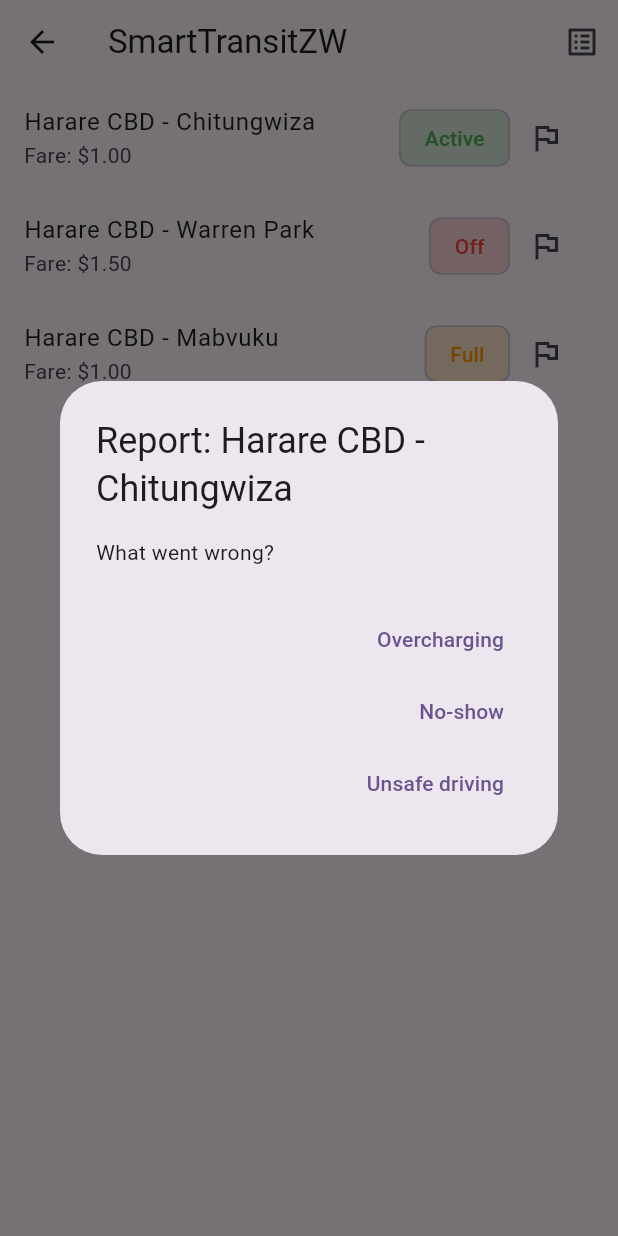
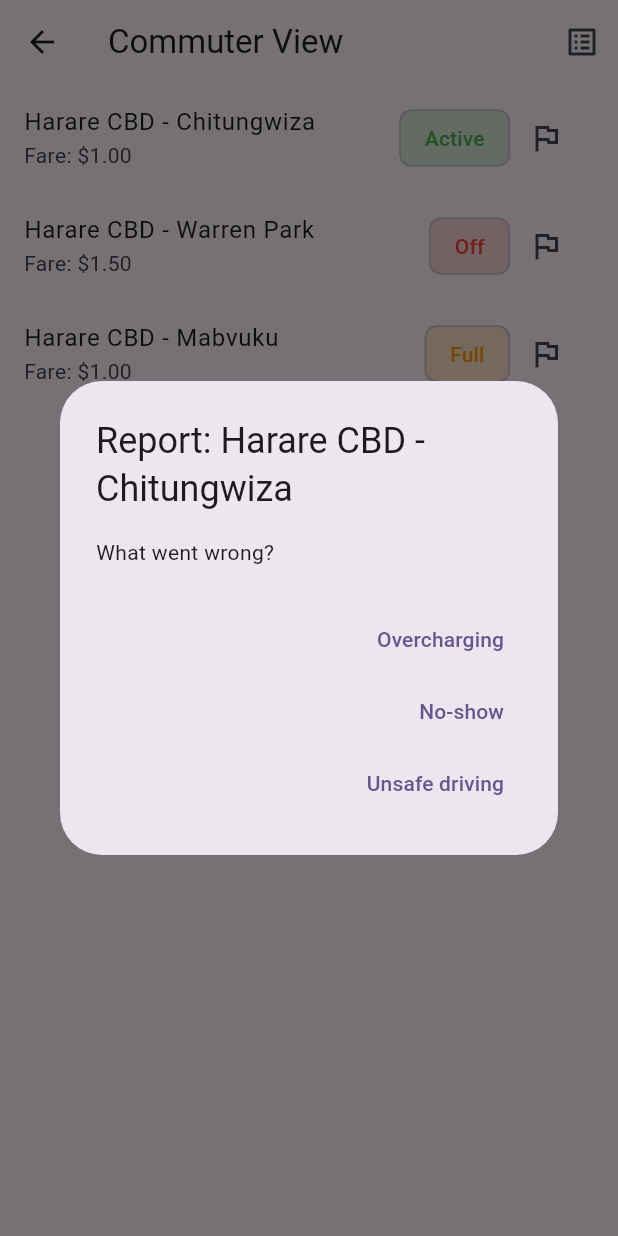
Before and after one commit to tinaishe-dr/Smart-TransitZW, a Flutter app: the RouteListScreen screen opened directly, after a tap on the "flag" icon, on a phone screen of 412 x 824 dp. Run offline on Flutter 3.47's test engine with Material 3 defaults, Android fonts, the phone set to English and light mode, and no system bars.

Commit message:
seperated views for commuter and operator

```diff
--- a/lib/screens/route_list_screen.dart
+++ b/lib/screens/route_list_screen.dart
@@ -42,12 +42,39 @@ class _RouteListScreenState extends State<RouteListScreen> {
     ).showSnackBar(SnackBar(content: Text('Report submitted: $issue')));
   }
 
+  void _showReportDialog(BuildContext context, TransitRoute route) {
+    showDialog(
+      context: context,
+      builder: (context) {
+        return AlertDialog(
+          title: Text('Report: ${route.name}'),
+          content: const Text('What went wrong?'),
+          actions: [
+            TextButton(
+              onPressed: () => _submitReport(route.name, 'Overcharging'),
+              child: const Text('Overcharging'),
+            ),
+            TextButton(
+              onPressed: () => _submitReport(route.name, 'No-show'),
+              child: const Text('No-show'),
+            ),
+            TextButton(
+              onPressed: () => _submitReport(route.name, 'Unsafe driving'),
+              child: const Text('Unsafe driving'),
+            ),
+          ],
+        );
+      },
+    );
+  }
+
   @override
   Widget build(BuildContext context) {
     return Scaffold(
       appBar: AppBar(
-        title: const Text('SmartTransitZW'),
+        title: Text(widget.isOperator ? 'Operator View' : 'Commuter View'),
         actions: [
+          if (!widget.isOperator)
             IconButton(
               icon: const Icon(Icons.list_alt),
               tooltip: 'View reports',
@@ -96,41 +123,16 @@ class _RouteListScreenState extends State<RouteListScreen> {
                   backgroundColor: statusColor.withValues(alpha: 0.2),
                   labelStyle: TextStyle(color: statusColor),
                 ),
+                if (!widget.isOperator)
                   IconButton(
                     icon: const Icon(Icons.flag_outlined),
                     tooltip: 'Report issue',
-                  onPressed: () {
-                    showDialog(
-                      context: context,
-                      builder: (context) {
-                        return AlertDialog(
-                          title: Text('Report: ${route.name}'),
-                          content: const Text('What went wrong?'),
-                          actions: [
-                            TextButton(
-                              onPressed: () =>
-                                  _submitReport(route.name, 'Overcharging'),
-                              child: const Text('Overcharging'),
-                            ),
-                            TextButton(
-                              onPressed: () =>
-                                  _submitReport(route.name, 'No-show'),
-                              child: const Text('No-show'),
-                            ),
-                            TextButton(
-                              onPressed: () =>
-                                  _submitReport(route.name, 'Unsafe driving'),
-                              child: const Text('Unsafe driving'),
-                            ),
-                          ],
-                        );
-                      },
-                    );
-                  },
+                    onPressed: () => _showReportDialog(context, route),
                   ),
               ],
             ),
-            onTap: () {
+            onTap: widget.isOperator
+                ? () {
                     setState(() {
                       routes[index] = TransitRoute(
                         name: route.name,
@@ -138,7 +140,8 @@ class _RouteListScreenState extends State<RouteListScreen> {
                         status: route.status.next(),
                       );
                     });
-            },
+                  }
+                : null,
           );
         },
       ),
```
Lines whose indentation alone changed are shown as unchanged.
